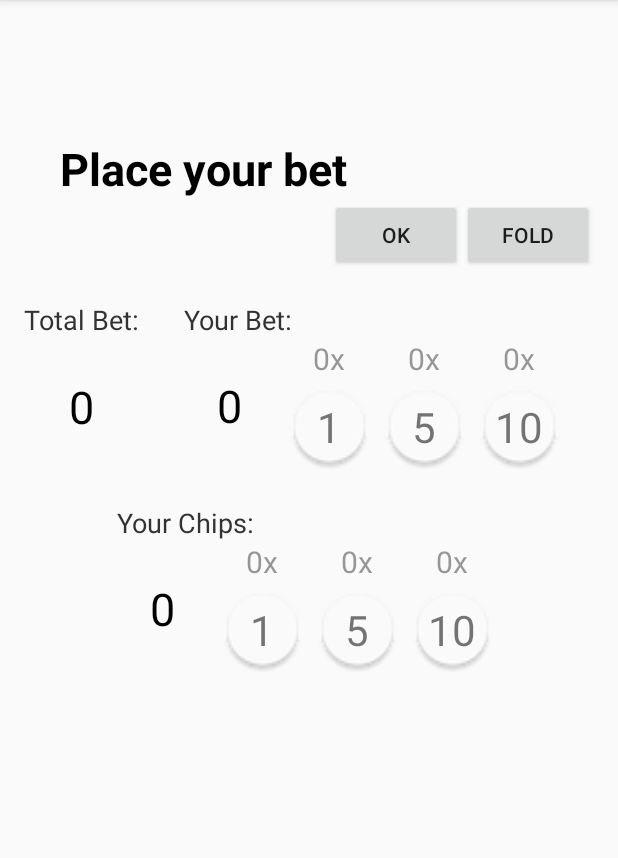
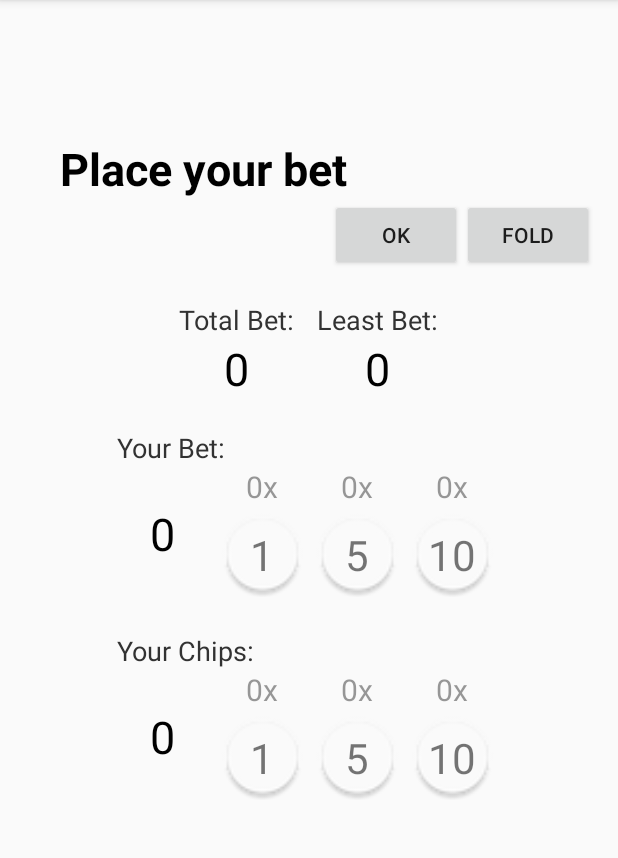
Before and after one commit to mgmillani/dicely-done, an Android app: the fragment BettingRound placed in its activity, on a phone screen of 412 x 824 dp, the part 84-942 px from its top. Run offline under Robolectric (Android 15) with nearby library versions, the phone set to English and light mode, and no system bars; 5 statements that could not run were skipped.

Commit message:
Improved view for betting round.

```diff
--- a/android-client/app/src/main/java/br/ufrgs/inf/dicelydone/pokergame/BettingRound.java
+++ b/android-client/app/src/main/java/br/ufrgs/inf/dicelydone/pokergame/BettingRound.java
@@ -59,6 +59,7 @@ public class BettingRound extends Fragment {
     private ChipSetView mPlayerChipsView;
     private ChipSetView mPlayerBetView;
     private TextView mTotalBetView;
+    private TextView mMinBetView;
     private Button mBtnBet;
 
     private Hand mHand;
@@ -97,10 +98,11 @@ public class BettingRound extends Fragment {
 
     @Override
     public View onCreateView(LayoutInflater inflater, ViewGroup container, Bundle savedInstanceState) {
-        View result = inflater.inflate(R.layout.fragment_round_2, container, false);
+        View result = inflater.inflate(R.layout.fragment_betting_round, container, false);
 
         mHandView = (HandView) result.findViewById(R.id.handView);
         mTotalBetView = (TextView) result.findViewById(R.id.totalBetView);
+        mMinBetView = (TextView) result.findViewById(R.id.minBetView);
         mPlayerBetView = (ChipSetView) result.findViewById(R.id.playerBetView);
         mPlayerChipsView = (ChipSetView) result.findViewById(R.id.playerChipsView);
         mBtnBet = (Button) result.findViewById(R.id.buttonOk);
@@ -202,6 +204,9 @@ public class BettingRound extends Fragment {
         if (mTotalBetView != null) {
             mTotalBetView.setText(Integer.toString(mTotalBet));
         }
+        if (mMinBetView != null) {
+            mMinBetView.setText(Integer.toString(mIndividualBet));
+        }
 
         mBtnBet.setEnabled(mPlayerBet.getValue() >= mIndividualBet);
     }
--- a/android-client/app/src/main/res/layout/activity_poker_game.xml
+++ b/android-client/app/src/main/res/layout/activity_poker_game.xml
@@ -1,5 +1,19 @@
 <FrameLayout xmlns:android="http://schemas.android.com/apk/res/android"
     xmlns:tools="http://schemas.android.com/tools"
-    android:id="@+id/pokergame_fragment_container"
     android:layout_width="match_parent"
-    android:layout_height="match_parent" />
+    android:layout_height="match_parent" >
+
+    <ScrollView
+        android:layout_width="match_parent"
+        android:layout_height="match_parent"
+        android:id="@+id/scrollView"
+        android:layout_gravity="center" >
+
+        <FrameLayout
+            android:id="@+id/pokergame_fragment_container"
+            android:layout_width="match_parent"
+            android:layout_height="match_parent" />
+
+    </ScrollView>
+
+</FrameLayout>
--- /dev/null
+++ b/android-client/app/src/main/res/layout/fragment_betting_round.xml
@@ -0,0 +1,141 @@
+<?xml version="1.0" encoding="utf-8"?>
+<RelativeLayout xmlns:android="http://schemas.android.com/apk/res/android"
+    xmlns:app="http://schemas.android.com/apk/res-auto"
+    android:layout_width="match_parent"
+    android:layout_height="match_parent"
+    android:paddingLeft="@dimen/activity_horizontal_margin"
+    android:paddingRight="@dimen/activity_horizontal_margin"
+    android:paddingTop="@dimen/activity_vertical_margin"
+    android:paddingBottom="@dimen/activity_vertical_margin" >
+
+    <br.ufrgs.inf.dicelydone.HandView
+        android:layout_width="wrap_content"
+        android:layout_height="wrap_content"
+        android:layout_centerHorizontal="true"
+        android:id="@+id/handView"
+        app:dieMargin="10dp"
+        app:dieElevation="4dp"
+        android:gravity="center" />
+
+    <TextView
+        android:layout_width="wrap_content"
+        android:layout_height="wrap_content"
+        android:layout_below="@+id/handView"
+        android:layout_alignParentLeft="true"
+        android:layout_marginLeft="@dimen/text_margin_left"
+        android:id="@+id/instructionsView"
+        android:textAppearance="@style/PokerGame.TextAppearance.Instructions"
+        android:text="@string/instruction_bet" />
+
+    <Button
+        android:layout_width="wrap_content"
+        android:layout_height="wrap_content"
+        android:layout_below="@+id/instructionsView"
+        android:layout_toLeftOf="@+id/buttonCancel"
+        android:id="@+id/buttonOk"
+        android:text="Ok" />
+
+    <Button
+        android:layout_width="wrap_content"
+        android:layout_height="wrap_content"
+        android:layout_alignTop="@+id/buttonOk"
+        android:layout_alignParentRight="true"
+        android:id="@+id/buttonCancel"
+        android:text="Fold" />
+
+    <GridLayout
+        android:layout_width="wrap_content"
+        android:layout_height="wrap_content"
+        android:layout_below="@id/buttonOk"
+        android:layout_marginTop="20dp"
+        android:layout_centerHorizontal="true"
+        android:id="@+id/betValGrid"
+        android:columnCount="3"
+        android:rowCount="2">
+
+        <TextView
+            android:layout_width="wrap_content"
+            android:layout_height="wrap_content"
+            android:layout_row="0"
+            android:layout_column="0"
+            android:id="@+id/totalBetLabel"
+            android:textAppearance="@style/PokerGame.TextAppearance.Label"
+            android:text="@string/bet_total" />
+
+        <TextView
+            android:layout_width="wrap_content"
+            android:layout_row="1"
+            android:layout_column="0"
+            android:layout_height="wrap_content"
+            android:layout_gravity="fill_horizontal|center_vertical"
+            android:id="@+id/totalBetView"
+            android:text="0"
+            android:textAppearance="@style/PokerGame.TextAppearance.ChipSumVal"
+            android:gravity="center" />
+
+        <Space
+            android:layout_width="wrap_content"
+            android:layout_height="wrap_content"
+            android:layout_row="0"
+            android:layout_column="1"
+            android:layout_rowSpan="2"
+            android:minWidth="@dimen/fragment_betting_round_spacer_width" />
+
+        <TextView
+            android:layout_width="wrap_content"
+            android:layout_height="wrap_content"
+            android:layout_row="0"
+            android:layout_column="2"
+            android:id="@+id/minBetLabel"
+            android:textAppearance="@style/PokerGame.TextAppearance.Label"
+            android:text="@string/bet_minimum" />
+
+        <TextView
+            android:layout_width="wrap_content"
+            android:layout_row="1"
+            android:layout_column="2"
+            android:layout_height="wrap_content"
+            android:layout_gravity="fill_horizontal|center_vertical"
+            android:id="@+id/minBetView"
+            android:text="0"
+            android:textAppearance="@style/PokerGame.TextAppearance.ChipSumVal"
+            android:gravity="center" />
+
+    </GridLayout>
+
+
+    <TextView
+        android:layout_width="wrap_content"
+        android:layout_height="wrap_content"
+        android:layout_alignLeft="@+id/playerBetView"
+        android:layout_below="@+id/betValGrid"
+        android:layout_marginTop="20dp"
+        android:textAppearance="@style/PokerGame.TextAppearance.Label"
+        android:text="@string/bet_player"
+        android:id="@+id/playerBetLabel" />
+
+    <br.ufrgs.inf.dicelydone.ChipSetView
+        android:layout_width="wrap_content"
+        android:layout_height="wrap_content"
+        android:layout_below="@+id/playerBetLabel"
+        android:layout_centerHorizontal="true"
+        android:id="@+id/playerBetView" />
+
+    <TextView
+        android:layout_width="wrap_content"
+        android:layout_height="wrap_content"
+        android:layout_alignLeft="@+id/playerChipsView"
+        android:layout_below="@+id/playerBetView"
+        android:layout_marginTop="20dp"
+        android:textAppearance="@style/PokerGame.TextAppearance.Label"
+        android:text="@string/chips_player"
+        android:id="@+id/playerChipsLabel" />
+
+    <br.ufrgs.inf.dicelydone.ChipSetView
+        android:layout_width="wrap_content"
+        android:layout_height="wrap_content"
+        android:id="@+id/playerChipsView"
+        android:layout_below="@+id/playerChipsLabel"
+        android:layout_centerHorizontal="true" />
+
+</RelativeLayout>
--- a/android-client/app/src/main/res/layout/fragment_round_2.xml
+++ /dev/null
@@ -1,122 +0,0 @@
-<?xml version="1.0" encoding="utf-8"?>
-<RelativeLayout xmlns:android="http://schemas.android.com/apk/res/android"
-    xmlns:app="http://schemas.android.com/apk/res-auto"
-    android:layout_width="match_parent"
-    android:layout_height="match_parent"
-    android:paddingLeft="@dimen/activity_horizontal_margin"
-    android:paddingRight="@dimen/activity_horizontal_margin"
-    android:paddingTop="@dimen/activity_vertical_margin"
-    android:paddingBottom="@dimen/activity_vertical_margin" >
-
-    <br.ufrgs.inf.dicelydone.HandView
-        android:layout_width="wrap_content"
-        android:layout_height="wrap_content"
-        android:layout_centerHorizontal="true"
-        android:id="@+id/handView"
-        app:dieMargin="10dp"
-        app:dieElevation="4dp"
-        android:gravity="center" />
-
-    <TextView
-        android:layout_width="wrap_content"
-        android:layout_height="wrap_content"
-        android:layout_below="@+id/handView"
-        android:layout_alignParentLeft="true"
-        android:layout_marginLeft="@dimen/text_margin_left"
-        android:id="@+id/instructionsView"
-        android:textAppearance="@style/PokerGame.TextAppearance.Instructions"
-        android:text="@string/instruction_bet" />
-
-    <GridLayout
-        android:layout_width="wrap_content"
-        android:layout_height="wrap_content"
-        android:layout_below="@+id/buttonOk"
-        android:columnCount="3"
-        android:rowCount="2"
-        android:id="@+id/gridLayout"
-        android:layout_centerVertical="true"
-        android:layout_alignLeft="@+id/handView"
-        android:layout_marginTop="20dp">
-
-        <TextView
-            android:layout_width="wrap_content"
-            android:layout_height="wrap_content"
-            android:textAppearance="@style/PokerGame.TextAppearance.Label"
-            android:text="@string/bet_total"
-            android:layout_row="0"
-            android:layout_column="0" />
-
-        <Space
-            android:layout_width="@dimen/betview_spacer_width"
-            android:layout_height="match_parent"
-            android:layout_row="0"
-            android:layout_column="1"
-            android:layout_rowSpan="2" />
-
-        <TextView
-            android:layout_width="wrap_content"
-            android:layout_height="wrap_content"
-            android:textAppearance="@style/PokerGame.TextAppearance.Label"
-            android:text="@string/bet_player"
-            android:layout_row="0"
-            android:layout_column="2" />
-
-        <TextView
-            android:layout_width="wrap_content"
-            android:layout_height="wrap_content"
-            android:layout_row="1"
-            android:layout_column="0"
-            android:layout_gravity="fill_horizontal|center"
-            android:id="@+id/totalBetView"
-            android:text="0"
-            android:textAppearance="@style/PokerGame.TextAppearance.ChipSumVal"
-            android:gravity="center" />
-
-        <br.ufrgs.inf.dicelydone.ChipSetView
-            android:layout_width="wrap_content"
-            android:layout_height="wrap_content"
-            android:layout_row="1"
-            android:layout_column="2"
-            android:id="@+id/playerBetView"
-            android:layout_gravity="center_vertical" />
-
-    </GridLayout>
-
-    <LinearLayout
-        android:orientation="vertical"
-        android:layout_width="wrap_content"
-        android:layout_height="wrap_content"
-        android:layout_below="@+id/gridLayout"
-        android:layout_centerHorizontal="true"
-        android:layout_marginTop="20dp">
-
-        <TextView
-            android:layout_width="wrap_content"
-            android:layout_height="wrap_content"
-            android:textAppearance="@style/PokerGame.TextAppearance.Label"
-            android:text="@string/chips_player" />
-
-        <br.ufrgs.inf.dicelydone.ChipSetView
-            android:layout_width="wrap_content"
-            android:layout_height="wrap_content"
-            android:layout_gravity="center_horizontal|bottom"
-            android:id="@+id/playerChipsView" />
-    </LinearLayout>
-
-    <Button
-        android:layout_width="wrap_content"
-        android:layout_height="wrap_content"
-        android:layout_below="@+id/instructionsView"
-        android:layout_toLeftOf="@+id/buttonCancel"
-        android:id="@+id/buttonOk"
-        android:text="Ok" />
-
-    <Button
-        android:layout_width="wrap_content"
-        android:layout_height="wrap_content"
-        android:layout_alignTop="@+id/buttonOk"
-        android:layout_alignParentRight="true"
-        android:id="@+id/buttonCancel"
-        android:text="Fold" />
-
-</RelativeLayout>
--- a/android-client/app/src/main/res/values/dimens.xml
+++ b/android-client/app/src/main/res/values/dimens.xml
@@ -9,6 +9,8 @@
     <dimen name="chipsetview_totalval_width">60dp</dimen>
     <dimen name="chipsetview_spacer_width">5dp</dimen>
 
+    <dimen name="fragment_betting_round_spacer_width">15dp</dimen>
+
     <dimen name="text_size_instructions">30sp</dimen>
     <dimen name="text_size_label">18sp</dimen>
     <dimen name="text_size_chipsumval">30sp</dimen>
--- a/android-client/app/src/main/res/values/strings.xml
+++ b/android-client/app/src/main/res/values/strings.xml
@@ -3,8 +3,9 @@
     <string name="hello_world">Hello world!</string>
     <string name="action_settings">Settings</string>
 
+    <string name="bet_minimum">Least Bet:</string>
+    <string name="bet_player">Your Bet:</string>
     <string name="bet_total">Total Bet:</string>
-    <string name="bet_player">Your Bet:</string>
 
     <string name="chips_player">Your Chips:</string>
 
```
